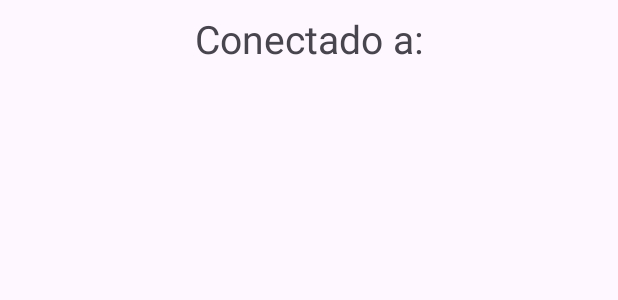
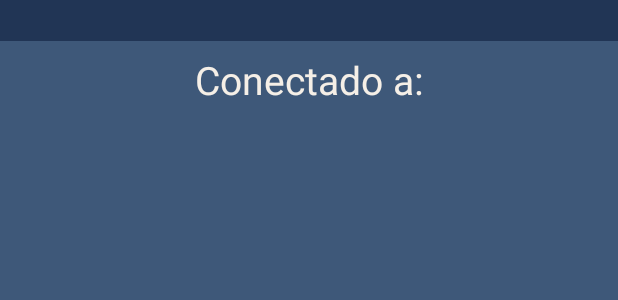
Before and after one commit to Dtaneyt/ESP32-BluetoothApp, an Android app: the layout activity_device_control.xml on its own in the app's theme, with its tools: preview values and no code run, on a phone screen of 412 x 824 dp. Shown: the top 300 px of the screen. Run offline under Robolectric (Android 15) with nearby library versions, the phone set to English and light mode, and no system bars.

Commit message:
Añadir Tema

```diff
--- a/app/src/main/res/layout/activity_device_control.xml
+++ b/app/src/main/res/layout/activity_device_control.xml
@@ -1,8 +1,19 @@
 <?xml version="1.0" encoding="utf-8"?>
 <androidx.constraintlayout.widget.ConstraintLayout xmlns:android="http://schemas.android.com/apk/res/android"
     xmlns:app="http://schemas.android.com/apk/res-auto"
+    android:id="@+id/main"
     android:layout_width="match_parent"
-    android:layout_height="match_parent" >
+    android:layout_height="match_parent"
+    android:background="@color/light_blue">
+
+    <View
+        android:id="@+id/tab2"
+        android:layout_width="0dp"
+        android:layout_height="27dp"
+        android:background="@color/blue"
+        app:layout_constraintStart_toStartOf="parent"
+        app:layout_constraintEnd_toEndOf="parent"
+        app:layout_constraintTop_toTopOf="parent" />
 
     <TextView
         android:id="@+id/connected"
@@ -12,8 +23,9 @@
         android:textSize="26sp"
         android:textAlignment="center"
         android:layout_margin="8dp"
+        android:textColor="@color/cream"
         app:layout_constraintStart_toStartOf="parent"
         app:layout_constraintEnd_toEndOf="parent"
-        app:layout_constraintTop_toTopOf="parent" />
+        app:layout_constraintTop_toBottomOf="@id/tab2" />
 
 </androidx.constraintlayout.widget.ConstraintLayout>
--- a/app/src/main/res/layout/activity_main.xml
+++ b/app/src/main/res/layout/activity_main.xml
@@ -5,6 +5,7 @@
     android:id="@+id/main"
     android:layout_width="match_parent"
     android:layout_height="match_parent"
+    android:background="@color/light_blue"
     tools:context=".MainActivity">
 
     <TextView
@@ -15,6 +16,7 @@
         android:textAlignment="center"
         android:textSize="24sp"
         android:padding="10dp"
+        android:textColor="@color/cream"
         app:layout_constraintEnd_toEndOf="parent"
         app:layout_constraintStart_toStartOf="parent"
         app:layout_constraintTop_toBottomOf="@id/tab" />
@@ -23,6 +25,7 @@
         android:id="@+id/select_device_list"
         android:layout_width="0dp"
         android:layout_height="0dp"
+        android:textColor="@color/cream"
         app:layout_constraintEnd_toEndOf="parent"
         app:layout_constraintStart_toStartOf="parent"
         app:layout_constraintTop_toBottomOf="@+id/title"
@@ -37,6 +40,8 @@
         app:layout_constraintStart_toStartOf="parent"
         app:layout_constraintBottom_toBottomOf="parent"
         android:text="Recargar"
+        android:backgroundTint="@color/blue"
+        android:textColor="@color/cream"
         android:textSize="24sp"
         android:layout_marginTop="14dp"
         android:layout_marginBottom="22dp"
@@ -47,7 +52,7 @@
         android:id="@+id/tab"
         android:layout_width="0dp"
         android:layout_height="27dp"
-        android:background="#5c5c5c"
+        android:background="@color/blue"
         app:layout_constraintStart_toStartOf="parent"
         app:layout_constraintEnd_toEndOf="parent"
         app:layout_constraintTop_toTopOf="parent" />
--- a/app/src/main/res/values/colors.xml
+++ b/app/src/main/res/values/colors.xml
@@ -2,4 +2,7 @@
 <resources>
     <color name="black">#FF000000</color>
     <color name="white">#FFFFFFFF</color>
+    <color name="blue">#213555</color>
+    <color name="light_blue">#3E5879</color>
+    <color name="cream">#F5EFE7</color>
 </resources>
```
Also changed, not shown: 1 other file.
